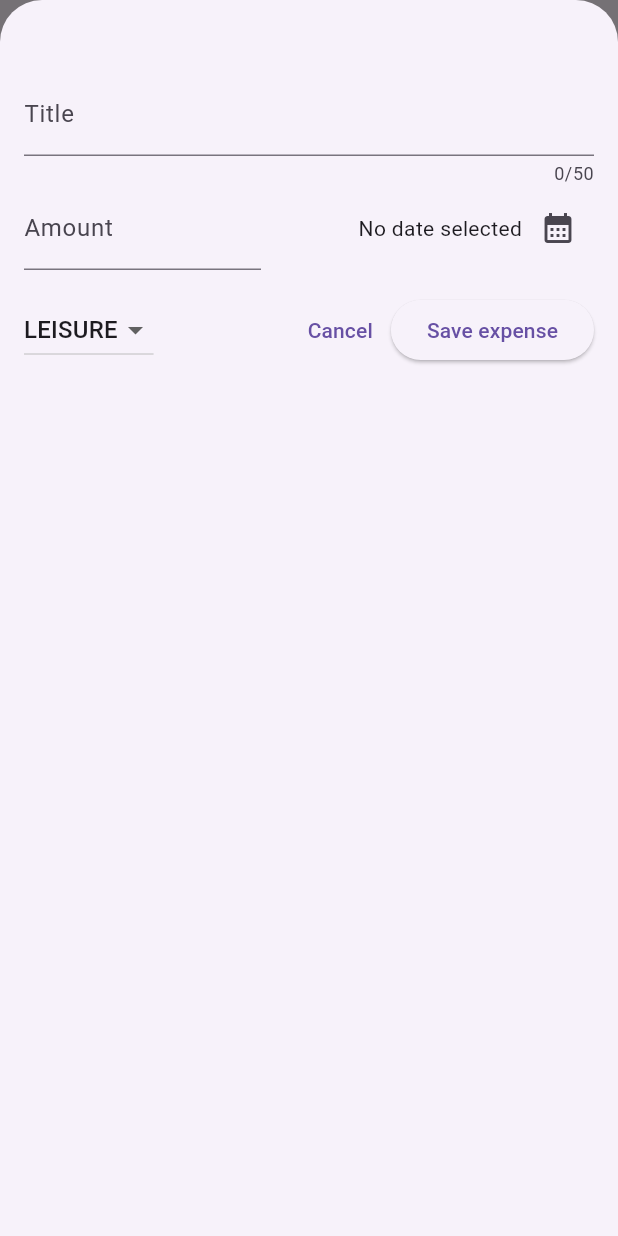
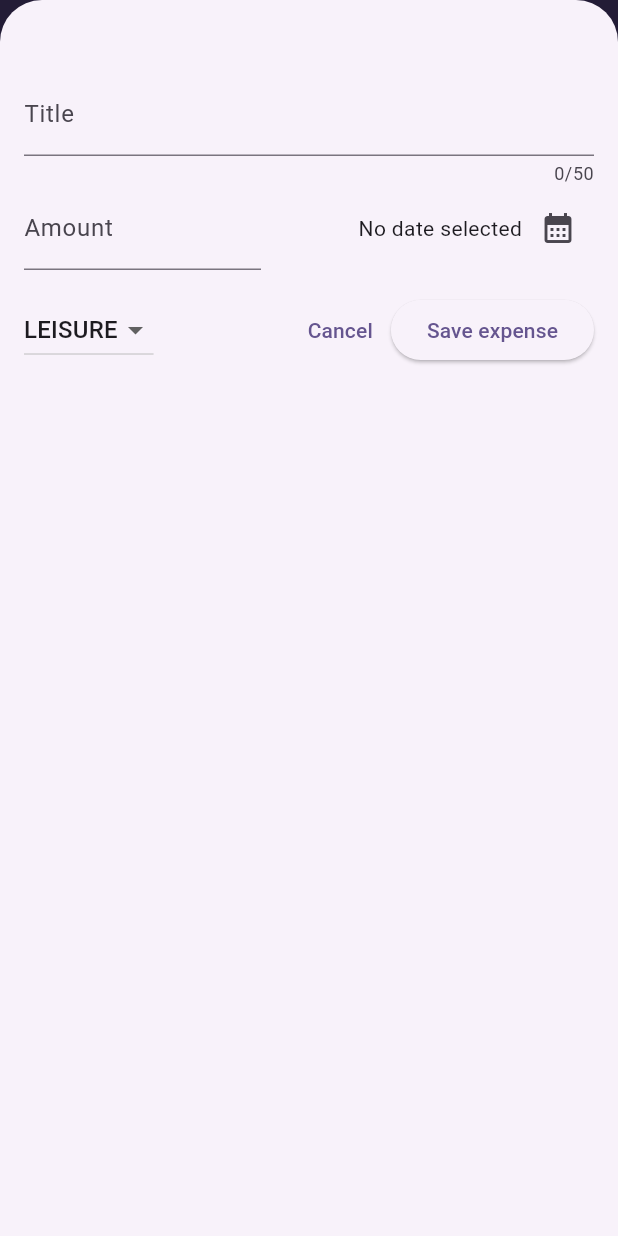
Before and after one commit to Ramahadam/Flutter-Learning, a Flutter app: the screen it shows after launch, after a tap on the "add" icon, on a phone screen of 412 x 824 dp. Run offline on Flutter 3.47's test engine with Material 3 defaults, Android fonts, the phone set to English and light mode, and no system bars; our stand-ins replace google_fonts.

Commit message:
feat(expenses: add snackbar and themeing

```diff
--- a/expense_tracker/lib/main.dart
+++ b/expense_tracker/lib/main.dart
@@ -1,6 +1,23 @@
 import 'package:expense_tracker/widgets/expenses.dart';
 import 'package:flutter/material.dart';
 
+var kColorScheme = ColorScheme.fromSeed(
+  seedColor: const Color.fromARGB(255, 96, 59, 181),
+);
 void main() {
-  runApp(MaterialApp(home: Expenses()));
+  runApp(
+    MaterialApp(
+      theme: ThemeData().copyWith(
+        colorScheme: kColorScheme,
+        appBarTheme: AppBarTheme().copyWith(
+          backgroundColor: kColorScheme.onPrimaryContainer,
+          foregroundColor: kColorScheme.primaryContainer,
+        ),
+        cardTheme: CardThemeData().copyWith(
+          shadowColor: kColorScheme.onPrimaryContainer,
+        ),
+      ),
+      home: Expenses(),
+    ),
+  );
 }
--- a/expense_tracker/lib/widgets/expenses.dart
+++ b/expense_tracker/lib/widgets/expenses.dart
@@ -33,9 +33,25 @@ class _ExpensesState extends State<Expenses> {
   }
 
   void _removeExpense(Expense expense) {
+    final expenseIndex = _registeredExpenses.indexOf(expense);
     setState(() {
       _registeredExpenses.remove(expense);
     });
+    ScaffoldMessenger.of(context).clearSnackBars();
+    ScaffoldMessenger.of(context).showSnackBar(
+      SnackBar(
+        duration: const Duration(seconds: 3),
+        content: const Text("Exenese deleted !"),
+        action: SnackBarAction(
+          label: "Undo",
+          onPressed: () {
+            setState(() {
+              _registeredExpenses.insert(expenseIndex, expense);
+            });
+          },
+        ),
+      ),
+    );
   }
 
   void _openAddExenseOverlay() {
@@ -50,6 +66,17 @@ class _ExpensesState extends State<Expenses> {
 
   @override
   Widget build(BuildContext context) {
+    Widget mainContent = const Center(
+      child: Text("No expenses found. Start adding some!"),
+    );
+
+    if (_registeredExpenses.isNotEmpty) {
+      mainContent = ExpensesList(
+        expenses: _registeredExpenses,
+        onRemoveExpense: _removeExpense,
+      );
+    }
+
     return Scaffold(
       appBar: AppBar(
         title: Text("Flutter Expense Tracker"),
@@ -60,12 +87,7 @@ class _ExpensesState extends State<Expenses> {
       body: Column(
         children: [
           const Text('The chart'),
-          Expanded(
-            child: ExpensesList(
-              expenses: _registeredExpenses,
-              onRemoveExpense: _removeExpense,
-            ),
-          ),
+          Expanded(child: mainContent),
         ],
       ),
     );
```
